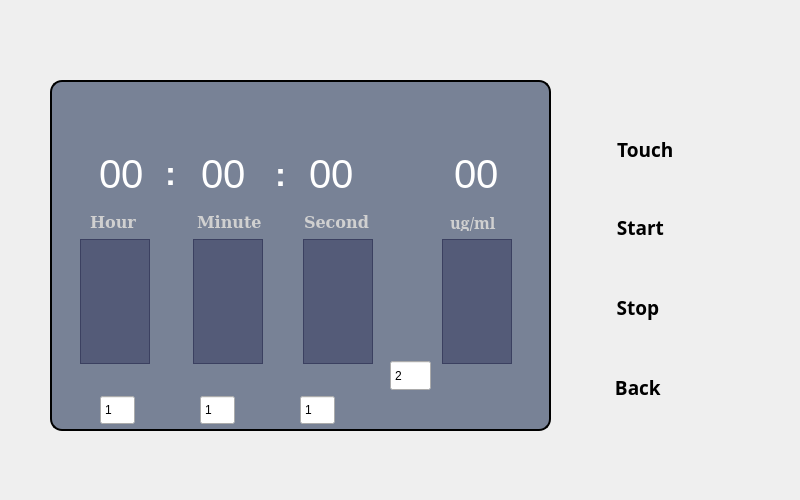
Before: the Qt Designer form ozonegeneral.ui in mohsencyber/gardinaUI, drawn with Qt 5.
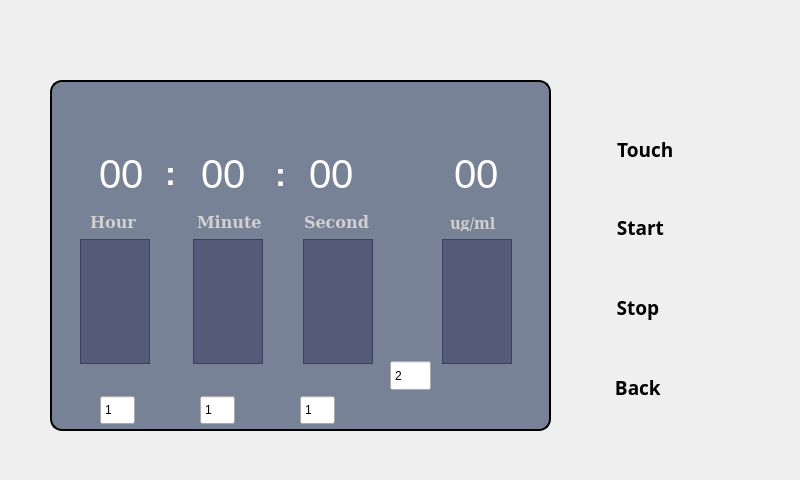
After: the same form once the commit is applied. Icons and pictures are not drawn.

Diff of the .ui file:
```diff
--- a/ozonegeneral.ui
+++ b/ozonegeneral.ui
@@ -7,7 +7,7 @@
     <x>0</x>
     <y>0</y>
     <width>800</width>
-    <height>500</height>
+    <height>480</height>
    </rect>
   </property>
   <property name="palette">
```
